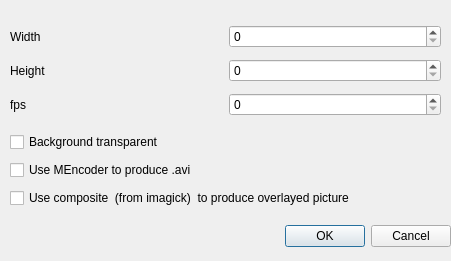
Qt form ui/RenderImageSeriesDialog.ui (ORB-HD/MeshUp) before a commit.
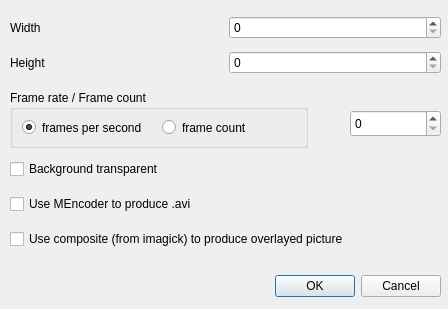
The same form after that commit.

Commit message:
added precomputation and drawing of curves of the frame origins (awesome)
branch : develop

```diff
--- a/ui/RenderImageSeriesDialog.ui
+++ b/ui/RenderImageSeriesDialog.ui
@@ -6,8 +6,8 @@
    <rect>
     <x>0</x>
     <y>0</y>
-    <width>451</width>
-    <height>261</height>
+    <width>448</width>
+    <height>309</height>
    </rect>
   </property>
   <property name="windowTitle">
@@ -16,8 +16,8 @@
   <widget class="QDialogButtonBox" name="buttonBox">
    <property name="geometry">
     <rect>
-     <x>110</x>
-     <y>220</y>
+     <x>100</x>
+     <y>270</y>
      <width>341</width>
      <height>32</height>
     </rect>
@@ -33,9 +33,9 @@
    <property name="geometry">
     <rect>
      <x>10</x>
-     <y>20</y>
+     <y>10</y>
      <width>431</width>
-     <height>101</height>
+     <height>71</height>
     </rect>
    </property>
    <layout class="QGridLayout" name="gridLayout_4">
@@ -70,29 +70,15 @@
       </property>
      </widget>
     </item>
-    <item row="2" column="0">
-     <widget class="QLabel" name="label_6">
-      <property name="text">
-       <string>fps</string>
-      </property>
-     </widget>
-    </item>
-    <item row="2" column="1">
-     <widget class="QSpinBox" name="FpsSpinBox">
-      <property name="maximum">
-       <number>60</number>
-      </property>
-     </widget>
-    </item>
    </layout>
   </widget>
   <widget class="QWidget" name="verticalLayoutWidget">
    <property name="geometry">
     <rect>
      <x>10</x>
-     <y>130</y>
-     <width>437</width>
-     <height>80</height>
+     <y>150</y>
+     <width>431</width>
+     <height>108</height>
     </rect>
    </property>
    <layout class="QVBoxLayout" name="verticalLayout">
@@ -119,12 +105,57 @@
     <item>
      <widget class="QCheckBox" name="compositeBox">
       <property name="text">
-       <string>Use composite  (from imagick)  to produce overlayed picture</string>
+       <string>Use composite (from imagick) to produce overlayed picture</string>
       </property>
      </widget>
     </item>
    </layout>
   </widget>
+  <widget class="QGroupBox" name="groupBox">
+   <property name="geometry">
+    <rect>
+     <x>10</x>
+     <y>90</y>
+     <width>298</width>
+     <height>58</height>
+    </rect>
+   </property>
+   <property name="title">
+    <string>Frame rate / Frame count</string>
+   </property>
+   <layout class="QHBoxLayout" name="horizontalLayout">
+    <item>
+     <widget class="QRadioButton" name="fpsModeRadioButton">
+      <property name="text">
+       <string>frames per second</string>
+      </property>
+      <property name="checked">
+       <bool>true</bool>
+      </property>
+     </widget>
+    </item>
+    <item>
+     <widget class="QRadioButton" name="frameCountModeRadioButton">
+      <property name="text">
+       <string>frame count</string>
+      </property>
+     </widget>
+    </item>
+   </layout>
+  </widget>
+  <widget class="QSpinBox" name="FpsSpinBox">
+   <property name="geometry">
+    <rect>
+     <x>350</x>
+     <y>110</y>
+     <width>91</width>
+     <height>27</height>
+    </rect>
+   </property>
+   <property name="maximum">
+    <number>60</number>
+   </property>
+  </widget>
  </widget>
  <resources/>
  <connections>
```
The commit also changes 3 other files.
